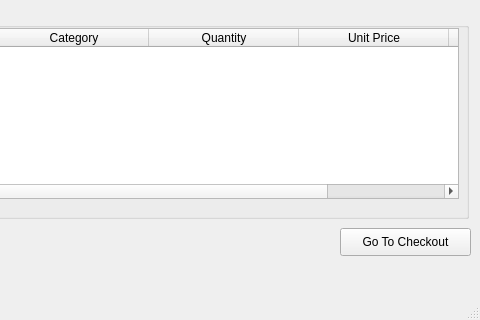
Before: the Qt Designer form ui_files/Order_ItemSelect.ui in TahaZahid05/Restaurant-Managment-System, drawn with Qt 5; both pictures show x 172 to 652 and y 482 to 802 of the 652 by 802 pixel window.
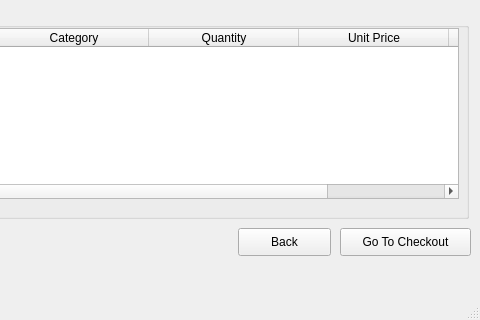
After: the same form once the commit is applied.

```diff
--- a/ui_files/Order_ItemSelect.ui
+++ b/ui_files/Order_ItemSelect.ui
@@ -214,6 +214,19 @@
      <string>Go To Checkout</string>
     </property>
    </widget>
+   <widget class="QPushButton" name="backButton">
+    <property name="geometry">
+     <rect>
+      <x>410</x>
+      <y>710</y>
+      <width>93</width>
+      <height>28</height>
+     </rect>
+    </property>
+    <property name="text">
+     <string>Back</string>
+    </property>
+   </widget>
   </widget>
   <widget class="QMenuBar" name="menubar">
    <property name="geometry">
```
